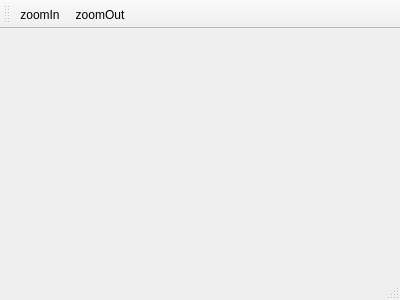
Before: the Qt Designer form mainwindow.ui in xtfllbl/qjdRose, drawn with Qt 5.
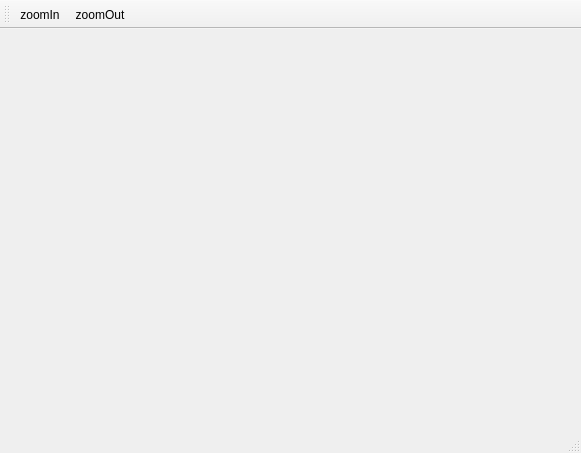
After: the same form once the commit is applied.

Commit message: until now ,everything is ok 2

What changed in the file:
```diff
--- a/mainwindow.ui
+++ b/mainwindow.ui
@@ -6,8 +6,8 @@
    <rect>
     <x>0</x>
     <y>0</y>
-    <width>400</width>
-    <height>300</height>
+    <width>581</width>
+    <height>453</height>
    </rect>
   </property>
   <property name="windowTitle">
```
Left out of the diff: 2 changed lines with no effect on the pictures. The commit also changes 2 other files.
